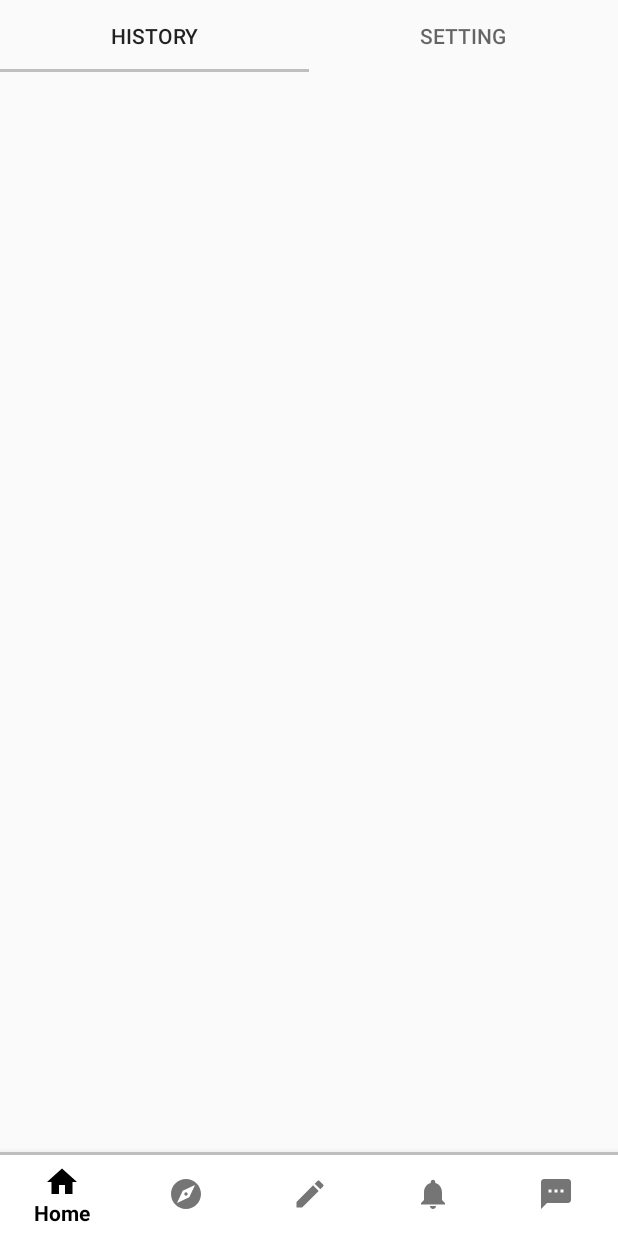
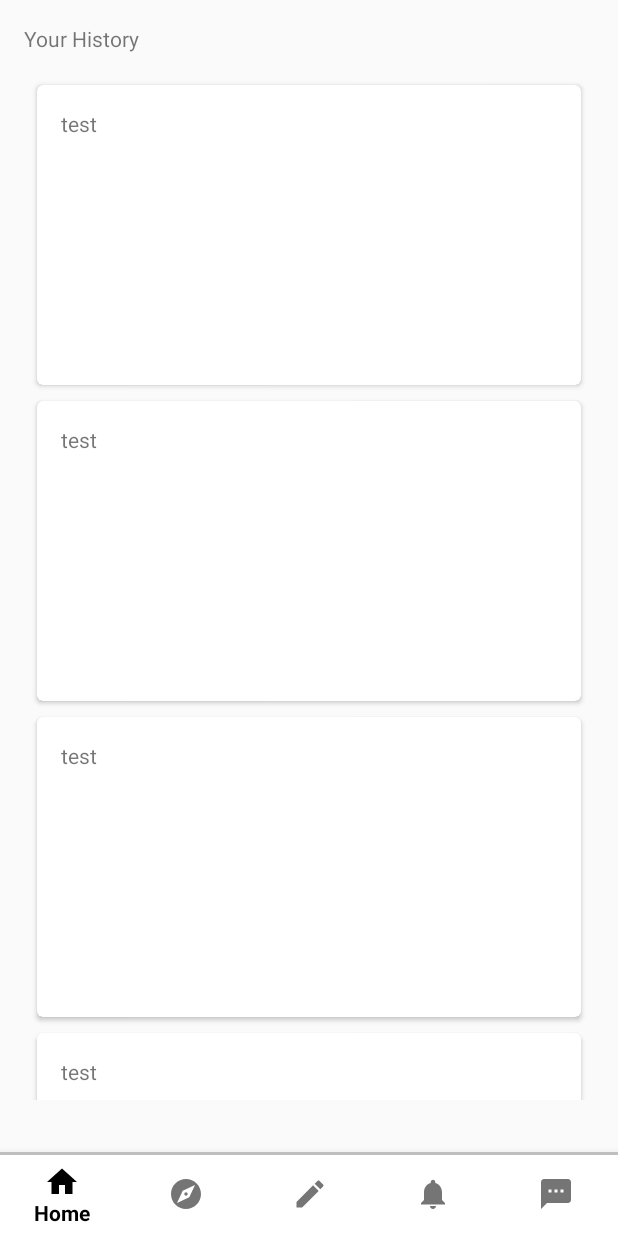
Before and after one commit to allen1124/Woods, an Android app: the screen it shows after launch once a user with an empty profile is signed in (HomeActivity), on a phone screen of 412 x 824 dp. Run offline under Robolectric (Android 15) with nearby library versions, the phone set to English and light mode, and no system bars; our stand-ins replace Firebase (no records; nobody signed in at launch, a user with empty details on screens opened directly), navigation-ui.

Commit message:
Create Home page, Post recycleview

```diff
--- a/app/src/main/java/com/hkucs/woods/Post.java
+++ b/app/src/main/java/com/hkucs/woods/Post.java
@@ -9,6 +9,14 @@ public class Post {
     public String author_username;
     public Boolean moods;
     public String event;
+
+    public Post(String pid, String author_uid, String author_username, Boolean moods, String event){
+        this.pid = pid;
+        this.author_uid = author_uid;
+        this.author_username = author_username;
+        this.moods = moods;
+        this.event = event;
+    }
 
     public String getPid() {
         return pid;
--- /dev/null
+++ b/app/src/main/java/com/hkucs/woods/ui/PostsAdapter.java
@@ -0,0 +1,51 @@
+package com.hkucs.woods.ui;
+
+import android.service.autofill.TextValueSanitizer;
+import android.view.LayoutInflater;
+import android.view.View;
+import android.view.ViewGroup;
+import android.widget.TextView;
+
+import com.hkucs.woods.Post;
+
+import java.util.List;
+import com.hkucs.woods.R;
+import androidx.annotation.NonNull;
+import androidx.recyclerview.widget.RecyclerView;
+
+public class PostsAdapter extends RecyclerView.Adapter<PostsAdapter.ViewHolder>{
+
+    private List<Post> postList;
+
+    public PostsAdapter(List<Post> postList) {
+        this.postList = postList;
+    }
+
+    public class ViewHolder extends RecyclerView.ViewHolder {
+        public TextView username;
+        public ViewHolder(@NonNull View itemView) {
+            super(itemView);
+            username = (TextView) itemView.findViewById(R.id.textView_username);
+        }
+    }
+
+    @Override
+    public ViewHolder onCreateViewHolder(ViewGroup parent, int viewType) {
+        View view = LayoutInflater.from(parent.getContext()).inflate(R.layout.recyclerview_post, parent, false);
+        ViewHolder holder = new ViewHolder(view);
+        return holder;
+    }
+
+    @Override
+    public void onBindViewHolder(@NonNull ViewHolder holder, int position) {
+        Post post = postList.get(position);
+        holder.username.setText(post.getAuthor_username());
+    }
+
+    @Override
+    public int getItemCount() {
+        if(postList == null)
+            return 0;
+        return postList.size();
+    }
+}
--- a/app/src/main/java/com/hkucs/woods/ui/home/HomeFragment.java
+++ b/app/src/main/java/com/hkucs/woods/ui/home/HomeFragment.java
@@ -6,31 +6,41 @@ import android.view.View;
 import android.view.ViewGroup;
 import android.widget.TextView;
 
+import androidx.annotation.NonNull;
 import androidx.annotation.Nullable;
-import androidx.annotation.NonNull;
 import androidx.fragment.app.Fragment;
 import androidx.lifecycle.Observer;
 import androidx.lifecycle.ViewModelProviders;
+import androidx.recyclerview.widget.LinearLayoutManager;
+import androidx.recyclerview.widget.RecyclerView;
 
 import com.google.firebase.auth.FirebaseAuth;
+import com.hkucs.woods.Post;
+import com.hkucs.woods.ui.PostsAdapter;
 import com.hkucs.woods.R;
+
+import java.util.List;
 
 public class HomeFragment extends Fragment {
 
     private HomeViewModel homeViewModel;
     private FirebaseAuth mAuth;
+    private RecyclerView recyclerView;
+
     public View onCreateView(@NonNull LayoutInflater inflater,
                              ViewGroup container, Bundle savedInstanceState) {
         mAuth = FirebaseAuth.getInstance();
         homeViewModel = ViewModelProviders.of(this).get(HomeViewModel.class);
         View root = inflater.inflate(R.layout.fragment_home, container, false);
-        final TextView textView = root.findViewById(R.id.text_home);
-        homeViewModel.getText().observe(this, new Observer<String>() {
+        recyclerView = root.findViewById(R.id.recycleview_posts);
+        recyclerView.setLayoutManager(new LinearLayoutManager(getActivity()));
+        homeViewModel.getPosts().observe(this, new Observer<List<Post>>() {
             @Override
-            public void onChanged(@Nullable String s) {
-                textView.setText(s);
+            public void onChanged(@Nullable List<Post> postList) {
+                recyclerView.setAdapter(new PostsAdapter(postList));
             }
         });
+
         return root;
     }
 }
--- a/app/src/main/java/com/hkucs/woods/ui/home/HomeViewModel.java
+++ b/app/src/main/java/com/hkucs/woods/ui/home/HomeViewModel.java
@@ -2,6 +2,7 @@ package com.hkucs.woods.ui.home;
 
 import com.hkucs.woods.Post;
 
+import java.util.ArrayList;
 import java.util.List;
 
 import androidx.lifecycle.LiveData;
@@ -10,27 +11,24 @@ import androidx.lifecycle.ViewModel;
 
 public class HomeViewModel extends ViewModel {
 
-    private MutableLiveData<String> mText;
     private MutableLiveData<List<Post>> posts;
 
     public HomeViewModel() {
-        mText = new MutableLiveData<>();
-        mText.setValue("");
+        posts = new MutableLiveData<List<Post>>();
+        loadPosts();
     }
 
-    public LiveData<String> getText() {
-        return mText;
-    }
 
     public LiveData<List<Post>> getPosts() {
-        if (posts == null) {
-            posts = new MutableLiveData<List<Post>>();
-            loadPosts();
-        }
         return posts;
     }
 
     private void loadPosts() {
         // Do an asynchronous operation to fetch users.
+        List<Post> postList = new ArrayList<Post>();
+        for(int i = 0; i < 100; i++){
+            postList.add(new Post("1231231", "1231231", "test", true, "asdasidaosidjaosdjia"));
+        }
+        posts.postValue(postList);
     }
 }
--- a/app/src/main/res/layout/fragment_home.xml
+++ b/app/src/main/res/layout/fragment_home.xml
@@ -5,48 +5,29 @@
     android:layout_width="match_parent"
     android:layout_height="match_parent">
 
-    <com.google.android.material.tabs.TabLayout
-        android:id="@+id/tabLayout"
-        android:layout_width="match_parent"
-        android:layout_height="0dp"
-        app:tabIndicatorColor="#BFBFBF"
-        app:layout_constraintEnd_toEndOf="parent"
-        app:layout_constraintStart_toStartOf="parent"
-        app:layout_constraintTop_toTopOf="parent">
-
-        <com.google.android.material.tabs.TabItem
-            android:id="@+id/History_tap"
-            android:layout_width="wrap_content"
-            android:layout_height="wrap_content"
-            android:text="@string/tap_history" />
-
-        <com.google.android.material.tabs.TabItem
-            android:id="@+id/User_tap"
-            android:layout_width="wrap_content"
-            android:layout_height="wrap_content"
-            android:text="@string/tap_user" />
-
-    </com.google.android.material.tabs.TabLayout>
-
-
-
 
     <TextView
-        android:id="@+id/text_home"
-        android:layout_width="match_parent"
-        android:layout_height="match_parent"
-        android:layout_marginStart="8dp"
-        android:layout_marginTop="8dp"
-        android:layout_marginEnd="8dp"
-        android:textAlignment="center"
-        android:textSize="20sp"
-        app:layout_constraintEnd_toEndOf="parent"
+        android:id="@+id/homeTitle"
+        android:layout_width="wrap_content"
+        android:layout_height="wrap_content"
+        android:layout_marginStart="16dp"
+        android:layout_marginLeft="16dp"
+        android:layout_marginTop="16dp"
+        android:text="@string/home_title"
         app:layout_constraintStart_toStartOf="parent"
         app:layout_constraintTop_toTopOf="parent" />
 
-    <androidx.viewpager.widget.ViewPager
-        android:id="@+id/vp_content"
-        android:layout_width="match_parent"
-        android:layout_height="match_parent" />
+    <androidx.recyclerview.widget.RecyclerView
+        android:id="@+id/recycleview_posts"
+        android:layout_width="373dp"
+        android:layout_height="682dp"
+        android:layout_marginStart="8dp"
+        android:layout_marginLeft="8dp"
+        android:layout_marginTop="16dp"
+        android:layout_marginEnd="8dp"
+        android:layout_marginRight="8dp"
+        app:layout_constraintEnd_toEndOf="parent"
+        app:layout_constraintStart_toStartOf="parent"
+        app:layout_constraintTop_toBottomOf="@+id/homeTitle" />
 
 </androidx.constraintlayout.widget.ConstraintLayout>
--- /dev/null
+++ b/app/src/main/res/layout/recyclerview_post.xml
@@ -0,0 +1,25 @@
+<?xml version="1.0" encoding="utf-8"?>
+<androidx.cardview.widget.CardView xmlns:android="http://schemas.android.com/apk/res/android"
+    xmlns:tools="http://schemas.android.com/tools"
+    android:layout_width="match_parent"
+    android:layout_height="200dp"
+    android:layout_margin="5dp"
+    xmlns:app="http://schemas.android.com/apk/res-auto"
+    app:cardCornerRadius="4dp">
+
+    <androidx.constraintlayout.widget.ConstraintLayout
+        android:layout_width="match_parent"
+        android:layout_height="wrap_content"
+        android:orientation="vertical">
+
+    </androidx.constraintlayout.widget.ConstraintLayout>
+
+    <TextView
+        android:id="@+id/textView_username"
+        android:layout_width="wrap_content"
+        android:layout_height="wrap_content"
+        android:layout_marginLeft="16dp"
+        android:layout_marginTop="16dp"
+        android:text="TextView" />
+
+</androidx.cardview.widget.CardView>
--- a/app/src/main/res/values/strings.xml
+++ b/app/src/main/res/values/strings.xml
@@ -31,4 +31,5 @@
     <string name="invalid_password">Password must be >5 characters</string>
     <string name="login_failed">"Login failed"</string>
     <string name="select_photo">"SELECT PHOTO"</string>
+    <string name="home_title">"Your History"</string>
 </resources>
```
